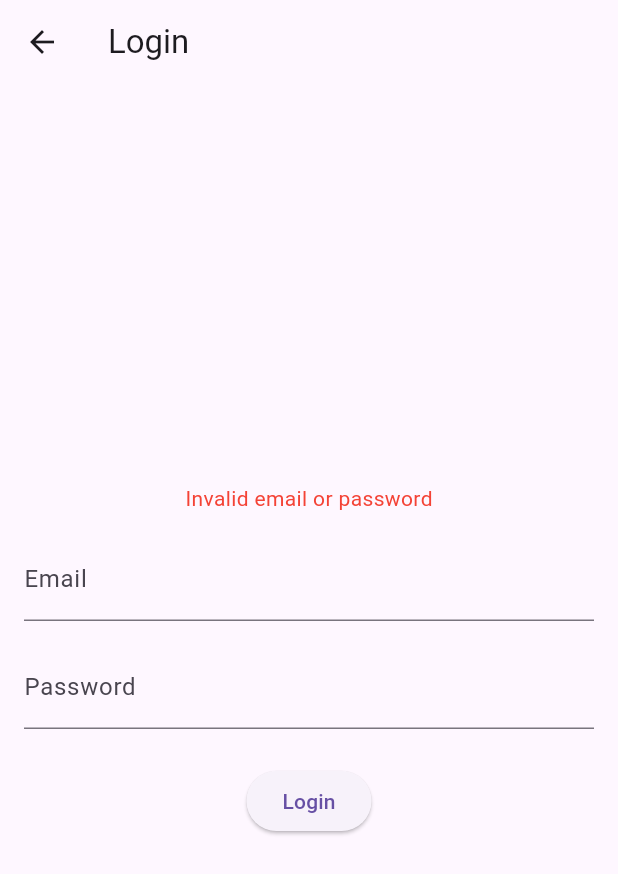
After one commit to tangzzz-fan/flutter_search, a Flutter app: the LoginScreen screen opened directly, after a tap on "Logout", after a tap on "Login", on a phone screen of 412 x 824 dp. The commit adds this screen. Shown: the top 874 px of the screen. Run offline on Flutter 3.47's test engine with Material 3 defaults, Android fonts, the phone set to English and light mode, and no system bars; our stand-ins replace dartz, dio, flutter_riverpod; accounts and stored records are empty; generated files the repository leaves out were written again; network calls fail.

Commit message:
add dio and auth demo

```diff
--- /dev/null
+++ b/lib/features/auth/data/datasources/auth_data_source.dart
@@ -0,0 +1,7 @@
+import '../../domain/entities/user.dart';
+
+abstract class AuthDataSource {
+  Future<User> login(String email, String password);
+  Future<void> logout();
+  Future<User> getCurrentUser();
+}
--- /dev/null
+++ b/lib/features/auth/data/datasources/auth_data_source_impl.dart
@@ -0,0 +1,38 @@
+import '../../domain/entities/user.dart';
+import './auth_data_source.dart';
+
+class AuthDataSourceImpl implements AuthDataSource {
+  User? _currentUser;
+
+  @override
+  Future<User> login(String email, String password) async {
+    // 模拟网络请求
+    await Future.delayed(const Duration(seconds: 1));
+
+    if (email == 'test@example.com' && password == 'password') {
+      _currentUser = User(
+        id: '1',
+        email: email,
+        name: 'Test User',
+      );
+      return _currentUser!;
+    }
+
+    throw Exception('Invalid credentials');
+  }
+
+  @override
+  Future<void> logout() async {
+    await Future.delayed(const Duration(seconds: 1));
+    _currentUser = null;
+  }
+
+  @override
+  Future<User> getCurrentUser() async {
+    await Future.delayed(const Duration(milliseconds: 500));
+    if (_currentUser != null) {
+      return _currentUser!;
+    }
+    throw Exception('No user logged in');
+  }
+}
--- /dev/null
+++ b/lib/features/auth/data/repositories/auth_repository_impl.dart
@@ -0,0 +1,47 @@
+import 'package:dartz/dartz.dart';
+import '../../domain/entities/user.dart';
+import '../../domain/failures/auth_failure.dart';
+import '../../domain/repositories/auth_repository.dart';
+import '../datasources/auth_data_source.dart';
+
+class AuthRepositoryImpl implements AuthRepository {
+  final AuthDataSource dataSource;
+
+  AuthRepositoryImpl(this.dataSource);
+
+  @override
+  Future<Either<AuthFailure, User>> login(String email, String password) async {
+    try {
+      final user = await dataSource.login(email, password);
+      return Right(user);
+    } catch (e) {
+      if (e.toString().contains('Invalid credentials')) {
+        return const Left(InvalidCredentialsFailure());
+      }
+      if (e.toString().contains('Network')) {
+        return const Left(NetworkFailure());
+      }
+      return const Left(ServerFailure());
+    }
+  }
+
+  @override
+  Future<Either<AuthFailure, Unit>> logout() async {
+    try {
+      await dataSource.logout();
+      return const Right(unit);
+    } catch (e) {
+      return const Left(ServerFailure());
+    }
+  }
+
+  @override
+  Future<Either<AuthFailure, User>> getCurrentUser() async {
+    try {
+      final user = await dataSource.getCurrentUser();
+      return Right(user);
+    } catch (e) {
+      return const Left(ServerFailure());
+    }
+  }
+}
--- /dev/null
+++ b/lib/features/auth/domain/entities/user.dart
@@ -0,0 +1,17 @@
+class User {
+  final String id;
+  final String email;
+  final String name;
+
+  const User({
+    required this.id,
+    required this.email,
+    required this.name,
+  });
+
+  factory User.fromJson(Map<String, dynamic> json) => User(
+        id: json['id'] as String,
+        email: json['email'] as String,
+        name: json['name'] as String,
+      );
+}
--- /dev/null
+++ b/lib/features/auth/domain/repositories/auth_repository.dart
@@ -0,0 +1,9 @@
+import 'package:dartz/dartz.dart';
+import '../entities/user.dart';
+import '../failures/auth_failure.dart';
+
+abstract class AuthRepository {
+  Future<Either<AuthFailure, User>> login(String email, String password);
+  Future<Either<AuthFailure, Unit>> logout();
+  Future<Either<AuthFailure, User>> getCurrentUser();
+}
--- /dev/null
+++ b/lib/features/auth/presentation/providers/auth_providers.dart
@@ -0,0 +1,52 @@
+import 'package:flutter_riverpod/flutter_riverpod.dart';
+import 'package:dartz/dartz.dart';
+import '../../domain/entities/user.dart';
+import '../../domain/failures/auth_failure.dart';
+import '../../domain/repositories/auth_repository.dart';
+import '../../data/repositories/auth_repository_impl.dart';
+import '../../data/datasources/auth_data_source_impl.dart';
+
+// 数据源提供者
+final authDataSourceProvider = Provider((ref) => AuthDataSourceImpl());
+
+// 仓库提供者
+final authRepositoryProvider = Provider<AuthRepository>((ref) {
+  return AuthRepositoryImpl(ref.watch(authDataSourceProvider));
+});
+
+// 认证状态提供者
+final authStateProvider =
+    StateNotifierProvider<AuthNotifier, AsyncValue<Either<AuthFailure, User?>>>(
+        (ref) {
+  return AuthNotifier(ref.watch(authRepositoryProvider));
+});
+
+class AuthNotifier
+    extends StateNotifier<AsyncValue<Either<AuthFailure, User?>>> {
+  final AuthRepository _repository;
+
+  AuthNotifier(this._repository) : super(const AsyncValue.data(Right(null))) {
+    _init();
+  }
+
+  Future<void> _init() async {
+    state = const AsyncValue.loading();
+    final result = await _repository.getCurrentUser();
+    state = AsyncValue.data(result);
+  }
+
+  Future<void> login(String email, String password) async {
+    state = const AsyncValue.loading();
+    final result = await _repository.login(email, password);
+    state = AsyncValue.data(result);
+  }
+
+  Future<void> logout() async {
+    state = const AsyncValue.loading();
+    final result = await _repository.logout();
+    state = AsyncValue.data(result.fold(
+      (failure) => Left(failure),
+      (_) => const Right(null),
+    ));
+  }
+}
--- /dev/null
+++ b/lib/features/auth/presentation/screens/login_screen.dart
@@ -0,0 +1,92 @@
+import 'package:flutter/material.dart';
+import 'package:flutter_riverpod/flutter_riverpod.dart';
+import 'package:flutter_search/features/auth/domain/entities/user.dart';
+import '../providers/auth_providers.dart';
+
+class LoginScreen extends ConsumerWidget {
+  final _emailController = TextEditingController();
+  final _passwordController = TextEditingController();
+
+  LoginScreen({Key? key}) : super(key: key);
+
+  @override
+  Widget build(BuildContext context, WidgetRef ref) {
+    final authState = ref.watch(authStateProvider);
+
+    return Scaffold(
+      appBar: AppBar(title: const Text('Login')),
+      body: Padding(
+        padding: const EdgeInsets.all(16),
+        child: authState.when(
+          data: (userOrFailure) => userOrFailure.fold(
+            (failure) => _buildLoginForm(context, ref, failure.message),
+            (user) => user == null
+                ? _buildLoginForm(context, ref, null)
+                : _buildUserInfo(context, ref, user),
+          ),
+          loading: () => const Center(child: CircularProgressIndicator()),
+          error: (error, stack) => Center(child: Text('Error: $error')),
+        ),
+      ),
+    );
+  }
+
+  Widget _buildLoginForm(
+      BuildContext context, WidgetRef ref, String? errorMessage) {
+    return Column(
+      mainAxisAlignment: MainAxisAlignment.center,
+      children: [
+        if (errorMessage != null)
+          Padding(
+            padding: const EdgeInsets.only(bottom: 16),
+            child: Text(
+              errorMessage,
+              style: const TextStyle(color: Colors.red),
+            ),
+          ),
+        TextField(
+          controller: _emailController,
+          decoration: const InputDecoration(
+            labelText: 'Email',
+            hintText: 'test@example.com',
+          ),
+        ),
+        const SizedBox(height: 16),
+        TextField(
+          controller: _passwordController,
+          decoration: const InputDecoration(
+            labelText: 'Password',
+            hintText: 'password',
+          ),
+          obscureText: true,
+        ),
+        const SizedBox(height: 24),
+        ElevatedButton(
+          onPressed: () {
+            ref.read(authStateProvider.notifier).login(
+                  _emailController.text,
+                  _passwordController.text,
+                );
+          },
+          child: const Text('Login'),
+        ),
+      ],
+    );
+  }
+
+  Widget _buildUserInfo(BuildContext context, WidgetRef ref, User user) {
+    return Column(
+      mainAxisAlignment: MainAxisAlignment.center,
+      children: [
+        Text('Welcome, ${user.name}!'),
+        const SizedBox(height: 16),
+        Text('Email: ${user.email}'),
+        const SizedBox(height: 24),
+        ElevatedButton(
+          onPressed: () => ref.read(authStateProvider.notifier).logout(),
+          child: const Text('Logout'),
+        ),
+      ],
+    );
+  }
+}
--- a/pubspec.yaml
+++ b/pubspec.yaml
@@ -30,16 +30,20 @@ environment:
 dependencies:
   flutter:
     sdk: flutter
-
+  dio: ^5.4.0
+  json_annotation: ^4.8.1
 
   # The following adds the Cupertino Icons font to your application.
   # Use with the CupertinoIcons class for iOS style icons.
   cupertino_icons: ^1.0.6
   flutter_riverpod: ^2.6.1
+  dartz: ^0.10.1
 
 dev_dependencies:
   flutter_test:
     sdk: flutter
+  json_serializable: ^6.7.1
+  build_runner: ^2.4.7
 
   # The "flutter_lints" package below contains a set of recommended lints to
   # encourage good coding practices. The lint set provided by the package is
```
Also changed, not shown: lib/features/auth/domain/failures/auth_failure.dart (added, +16 -0 lines), lib/features/dio_example/data/datasources/api_data_source.dart (added, +9 -0 lines), lib/features/dio_example/data/datasources/api_data_source_impl.dart (added, +67 -0 lines), lib/features/dio_example/data/repositories/api_repository_impl.dart (added, +61 -0 lines), lib/features/dio_example/domain/entities/post.dart (added, +21 -0 lines), lib/features/dio_example/domain/failures/api_failure.dart (added, +16 -0 lines), lib/features/dio_example/domain/repositories/api_repository.dart (added, +11 -0 lines), lib/features/dio_example/presentation/providers/dio_provider.dart (added, +27 -0 lines), lib/features/dio_example/presentation/screens/dio_demo_screen.dart (added, +105 -0 lines), lib/main.dart (+18 -0 lines), pubspec.lock.
